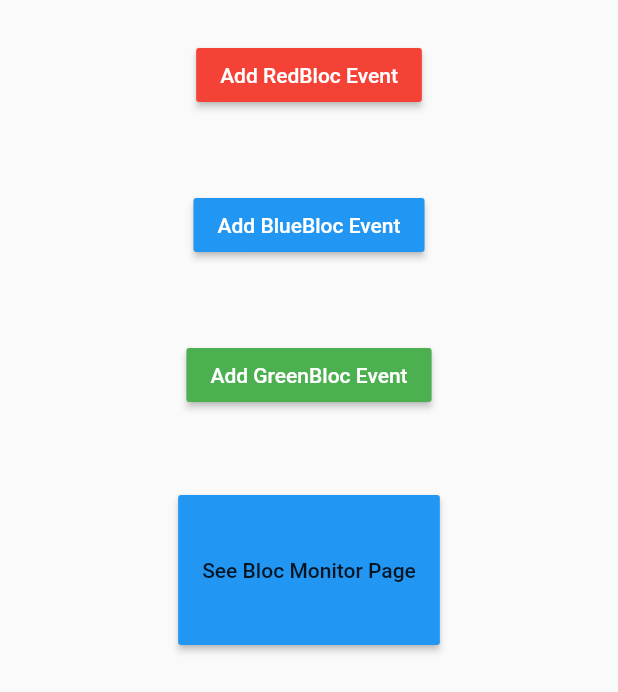
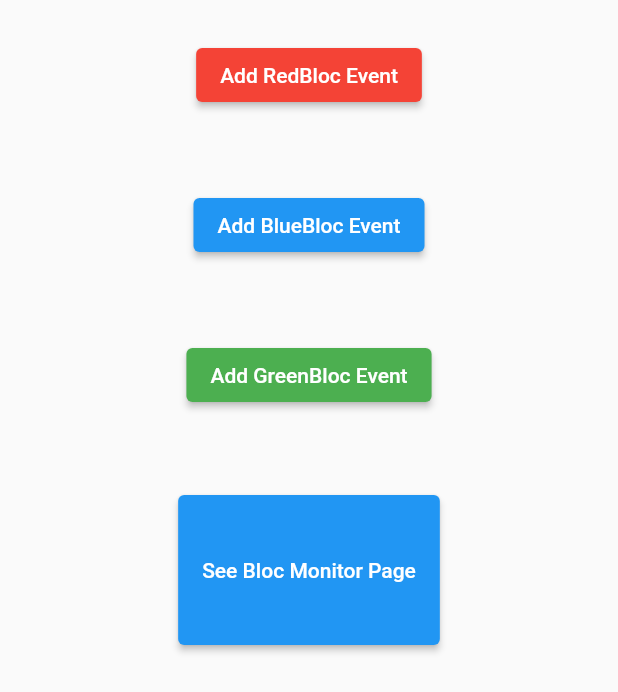
Before and after one commit to rodrigobastosv/flutter_bloc_monitor, a Flutter app: the screen it shows after launch, on a phone screen of 412 x 824 dp. Shown: the top 692 px of the screen. Run offline on Flutter 3.47's test engine with Material 2 defaults, Android fonts, the phone set to English and light mode, and no system bars; our stand-ins replace bloc, convex_bottom_bar, flutter_bloc.

Commit message:
migrating to null safe

```diff
--- a/example/lib/main.dart
+++ b/example/lib/main.dart
@@ -50,15 +50,19 @@ class SampleWidget extends StatelessWidget {
               builder: (_, state) => Container(
                 height: 100,
                 child: Center(
-                  child: RaisedButton(
+                  child: ElevatedButton(
+                    style: ButtonStyle(
+                      backgroundColor: MaterialStateProperty.all<Color>(
+                        Colors.red,
+                      ),
+                    ),
                     child: Text(
                       'Add RedBloc Event',
                       style: TextStyle(
                         color: Colors.white,
                       ),
                     ),
-                    onPressed: () => context.bloc<RedBloc>().add(RedEvent1()),
-                    color: Colors.red,
+                    onPressed: () => context.read<RedBloc>().add(RedEvent1()),
                   ),
                 ),
               ),
@@ -67,15 +71,19 @@ class SampleWidget extends StatelessWidget {
               builder: (_, state) => Container(
                 height: 100,
                 child: Center(
-                  child: RaisedButton(
+                  child: ElevatedButton(
+                    style: ButtonStyle(
+                      backgroundColor: MaterialStateProperty.all<Color>(
+                        Colors.blue,
+                      ),
+                    ),
                     child: Text(
                       'Add BlueBloc Event',
                       style: TextStyle(
                         color: Colors.white,
                       ),
                     ),
-                    onPressed: () => context.bloc<BlueBloc>().add(BlueEvent1()),
-                    color: Colors.blue,
+                    onPressed: () => context.read<BlueBloc>().add(BlueEvent1()),
                   ),
                 ),
               ),
@@ -84,7 +92,12 @@ class SampleWidget extends StatelessWidget {
               builder: (_, state) => Container(
                 height: 100,
                 child: Center(
-                  child: RaisedButton(
+                  child: ElevatedButton(
+                    style: ButtonStyle(
+                      backgroundColor: MaterialStateProperty.all<Color>(
+                        Colors.green,
+                      ),
+                    ),
                     child: Text(
                       'Add GreenBloc Event',
                       style: TextStyle(
@@ -92,8 +105,7 @@ class SampleWidget extends StatelessWidget {
                       ),
                     ),
                     onPressed: () =>
-                        context.bloc<GreenBloc>().add(GreenEvent1()),
-                    color: Colors.green,
+                        context.read<GreenBloc>().add(GreenEvent1()),
                   ),
                 ),
               ),
@@ -101,8 +113,12 @@ class SampleWidget extends StatelessWidget {
             SizedBox(height: 30),
             Container(
               height: 100,
-              child: RaisedButton(
-                color: Theme.of(context).primaryColor,
+              child: ElevatedButton(
+                style: ButtonStyle(
+                  backgroundColor: MaterialStateProperty.all<Color>(
+                    Theme.of(context).primaryColor,
+                  ),
+                ),
                 child: Text('See Bloc Monitor Page'),
                 onPressed: () => Navigator.of(context).push(
                   MaterialPageRoute(
--- a/example/pubspec.yaml
+++ b/example/pubspec.yaml
@@ -18,7 +18,7 @@ publish_to: 'none' # Remove this line if you wish to publish to pub.dev
 version: 1.0.1
 
 environment:
-  sdk: ">=2.7.0 <3.0.0"
+  sdk: '>=2.12.0-0 <3.0.0'
 
 dependencies:
   flutter:
@@ -28,7 +28,7 @@ dependencies:
   # The following adds the Cupertino Icons font to your application.
   # Use with the CupertinoIcons class for iOS style icons.
   cupertino_icons: ^0.1.3
-  flutter_bloc: ^6.0.1
+  flutter_bloc: ^7.0.0-nullsafety.2
   flutter_bloc_monitor:
     path: ../../flutter_bloc_monitor
 
--- a/lib/widget/transitions_list.dart
+++ b/lib/widget/transitions_list.dart
@@ -12,7 +12,7 @@ class TransitionsList extends StatelessWidget {
     return ListView.builder(
       itemBuilder: (_, i) => ListTile(
         title: Text(
-            '${listTransitions[i].bloc}: ${listTransitions[i].transition.currentState.runtimeType} -> ${listTransitions[i].transition.nextState.runtimeType}'),
+            '${listTransitions[i].bloc}: ${listTransitions[i].transition?.currentState.runtimeType} -> ${listTransitions[i].transition?.nextState.runtimeType}'),
         subtitle:
             Text('${listTransitions[i].timestamp.toString().substring(0, 19)}'),
         dense: true,
```
Also changed, not shown: lib/flutter_bloc_monitor_delegate.dart (+13 -10 lines), lib/model/error_info.dart (+10 -5 lines), lib/model/event_info.dart (+8 -4 lines), lib/model/transition_info.dart (+9 -5 lines), pubspec.yaml (+4 -4 lines), example/pubspec.lock, pubspec.lock, 1 other file.
